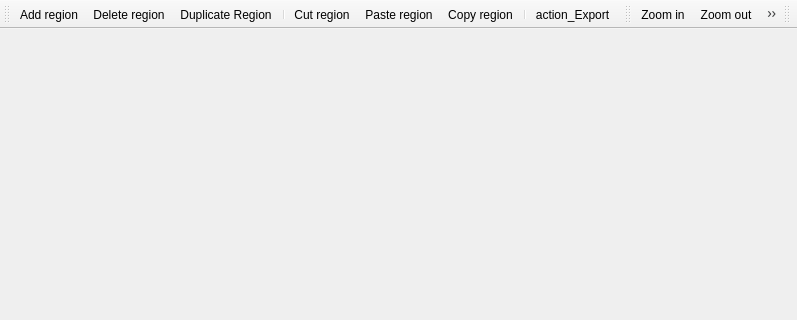
The window that src/plugins/ncl-layout-view/ui/LayoutWindow.ui (TeleMidia/nclcomposer) describes before a commit, drawn with Qt 5; both pictures show x 0 to 797 and y 0 to 320 of the 797 by 587 pixel window.
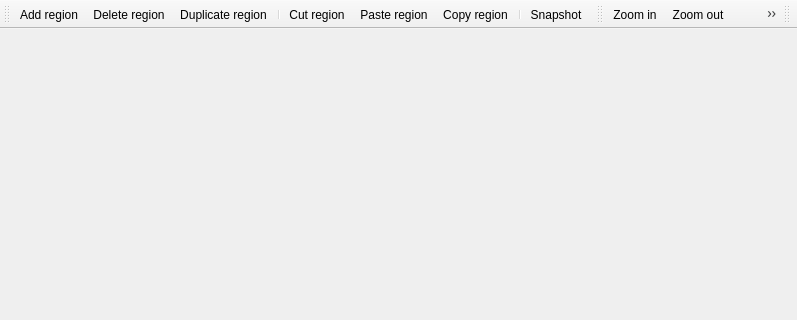
The same window after the commit. Icons and pictures are not drawn.

Commit message:
[gui] Add ToolBarIconSize option to style.ini
* src/gui/data/style.ini: Likewise.
* src/gui/data/style.qss: Likewise.
* src/plugins/ncl-layout-view/ui/LayoutWindow.ui: Likewise.  Update some
  action tooltips.
* src/plugins/ncl-struAdd ctural-view/src/ui/StructuralWindow.cpp:
  Likewise.

```diff
--- a/src/plugins/ncl-layout-view/ui/LayoutWindow.ui
+++ b/src/plugins/ncl-layout-view/ui/LayoutWindow.ui
@@ -13,11 +13,8 @@
   <property name="windowTitle">
    <string>MainWindow</string>
   </property>
-  <property name="iconSize">
-   <size>
-    <width>24</width>
-    <height>24</height>
-   </size>
+  <property name="toolButtonStyle">
+   <enum>Qt::ToolButtonFollowStyle</enum>
   </property>
   <widget class="QWidget" name="centralwidget">
    <widget class="QComboBox" name="regionBaseComboBox">
@@ -99,6 +96,9 @@
    <property name="windowTitle">
     <string>toolBar</string>
    </property>
+   <property name="toolButtonStyle">
+    <enum>Qt::ToolButtonFollowStyle</enum>
+   </property>
    <attribute name="toolBarArea">
     <enum>TopToolBarArea</enum>
    </attribute>
@@ -119,6 +119,9 @@
    <property name="windowTitle">
     <string>toolBar_2</string>
    </property>
+   <property name="toolButtonStyle">
+    <enum>Qt::ToolButtonFollowStyle</enum>
+   </property>
    <attribute name="toolBarArea">
     <enum>TopToolBarArea</enum>
    </attribute>
@@ -186,7 +189,7 @@
      <normaloff>:/icon/export-icon</normaloff>:/icon/export-icon</iconset>
    </property>
    <property name="text">
-    <string>action_Export</string>
+    <string>Snapshot</string>
    </property>
    <property name="toolTip">
     <string>Take a picture of the current layout</string>
@@ -198,7 +201,7 @@
      <normaloff>:/icon/region-duplicate</normaloff>:/icon/region-duplicate</iconset>
    </property>
    <property name="text">
-    <string>Duplicate Region</string>
+    <string>Duplicate region</string>
    </property>
    <property name="toolTip">
     <string>Duplicate selected region</string>
@@ -285,7 +288,10 @@
      <normaloff>:/icon/zoomreset</normaloff>:/icon/zoomreset</iconset>
    </property>
    <property name="text">
-    <string>actionZoom_original</string>
+    <string>Reset zoom</string>
+   </property>
+   <property name="toolTip">
+    <string>Zoom original</string>
    </property>
   </action>
  </widget>
```
Left out of the diff: 52 changed lines with no effect on the pictures. The commit also changes 3 other files.
